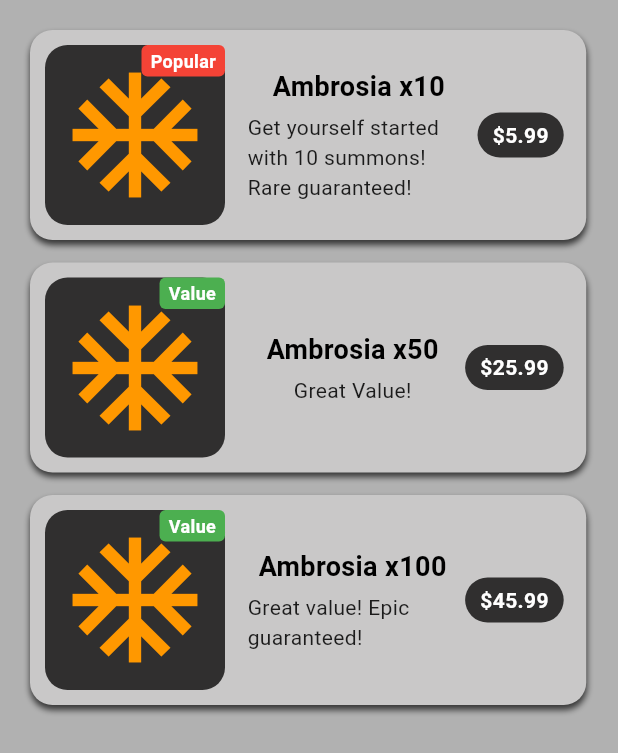
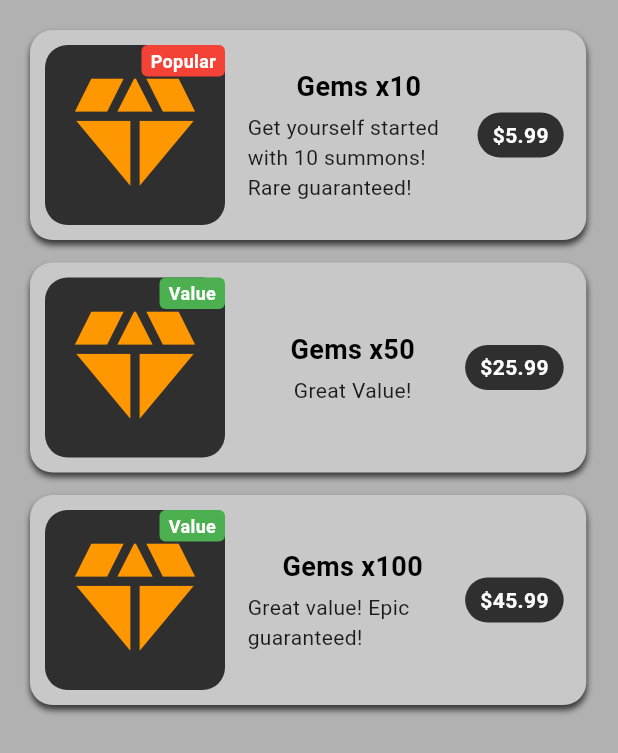
Before and after one commit to UCF-GroupProj/poosd-monorepo, a Flutter app: the StorePage screen opened by its route, on a phone screen of 412 x 824 dp. Shown: the top 753 px of the screen. Run offline on Flutter 3.47's test engine with Material 3 defaults, Android fonts, the phone set to English and light mode, and no system bars; our stand-ins replace carousel_slider; missing offline and left inert: flutter_scroll_shadow.

Commit message:
Changed currency icon to diamond rather than ac_unit and hexagon

```diff
--- a/apps/mobile/lib/pages/global_appbar.dart
+++ b/apps/mobile/lib/pages/global_appbar.dart
@@ -105,7 +105,7 @@ class GlobalAppbar extends StatelessWidget implements PreferredSizeWidget{
                       Text("Placeholder", style: TextStyle(color: Color.fromARGB(255, 221, 221, 221)),),
                       Padding(
                         padding: const EdgeInsets.only(left: 3,right: 5),
-                        child: Icon(Icons.ac_unit, color: Colors.orange),
+                        child: Icon(Icons.diamond, color: Colors.orange),
                       ),
                     ],
                   ),
--- a/apps/mobile/lib/pages/page_store.dart
+++ b/apps/mobile/lib/pages/page_store.dart
@@ -65,7 +65,7 @@ class _StorePageState extends State<StorePage>{
                     borderRadius: BorderRadius.circular(15)
                   ),
                   child: const Center(
-                    child: Icon(Icons.ac_unit, color: Colors.orange, size: 100,)
+                    child: Icon(Icons.diamond, color: Colors.orange, size: 100,)
                   ),
                 ),
                 if(isPopular)
@@ -144,11 +144,11 @@ class _StorePageState extends State<StorePage>{
                   mainAxisAlignment: MainAxisAlignment.spaceEvenly,
                   children: [
                     const SizedBox(height: 20),
-                    _buildStoreItem(context, title: "Ambrosia x10", description: "Get yourself started with 10 summons! Rare guaranteed!", price: "\$5.99", isPopular: true, color: Colors.red),
+                    _buildStoreItem(context, title: "Gems x10", description: "Get yourself started with 10 summons! Rare guaranteed!", price: "\$5.99", isPopular: true, color: Colors.red),
                     const SizedBox(height: 15),
-                    _buildStoreItem(context, title: "Ambrosia x50", description: "Great Value!", price: "\$25.99", isPopular: false, color: Colors.green),
+                    _buildStoreItem(context, title: "Gems x50", description: "Great Value!", price: "\$25.99", isPopular: false, color: Colors.green),
                     const SizedBox(height: 15),
-                    _buildStoreItem(context, title: "Ambrosia x100", description: "Great value! Epic guaranteed!", price: "\$45.99", isPopular: false, color: Colors.green),
+                    _buildStoreItem(context, title: "Gems x100", description: "Great value! Epic guaranteed!", price: "\$45.99", isPopular: false, color: Colors.green),
                     const SizedBox(height: 20),
                   ],
                 ),
--- a/apps/mobile/lib/pages/page_summon.dart
+++ b/apps/mobile/lib/pages/page_summon.dart
@@ -52,7 +52,7 @@ Widget _buildSummonButton({
           ),
           const SizedBox(width: 5),
           // Placeholder for the gem/currency icon (using a filled hexagon)
-          Icon(Icons.hexagon, color: gemColor, size: 16),
+          Icon(Icons.diamond, color: gemColor, size: 16),
         ],
       ),
     ),
```
